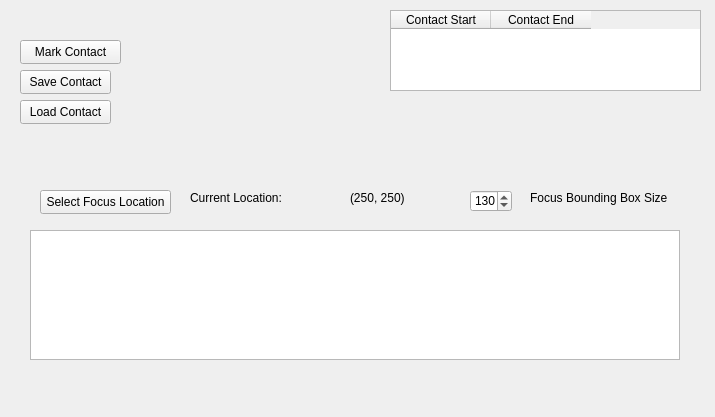
Qt form src/WhiskerToolbox/Whisker_Widget/contact_widget.ui (paulmthompson/WhiskerToolbox) before a commit.
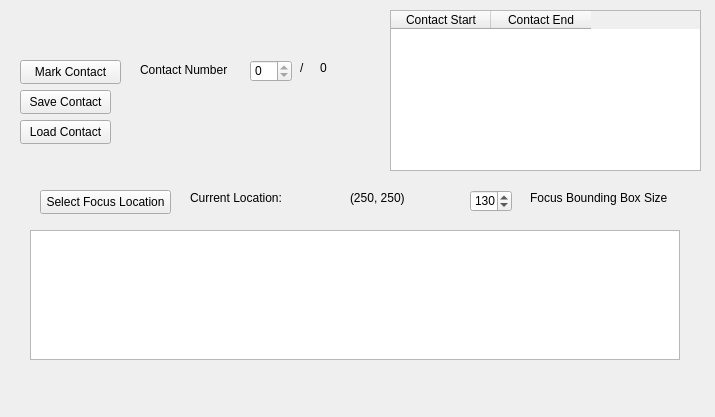
The same form after that commit.

Commit message: contact label

Diff of the .ui file:
```diff
--- a/src/WhiskerToolbox/Whisker_Widget/contact_widget.ui
+++ b/src/WhiskerToolbox/Whisker_Widget/contact_widget.ui
@@ -17,7 +17,7 @@
    <property name="geometry">
     <rect>
      <x>20</x>
-     <y>100</y>
+     <y>120</y>
      <width>91</width>
      <height>24</height>
     </rect>
@@ -30,7 +30,7 @@
    <property name="geometry">
     <rect>
      <x>20</x>
-     <y>70</y>
+     <y>90</y>
      <width>91</width>
      <height>24</height>
     </rect>
@@ -43,7 +43,7 @@
    <property name="geometry">
     <rect>
      <x>20</x>
-     <y>40</y>
+     <y>60</y>
      <width>101</width>
      <height>24</height>
     </rect>
@@ -58,7 +58,7 @@
      <x>390</x>
      <y>10</y>
      <width>311</width>
-     <height>81</height>
+     <height>161</height>
     </rect>
    </property>
    <column>
@@ -156,6 +156,58 @@
     <string>(250, 250)</string>
    </property>
   </widget>
+  <widget class="QSpinBox" name="contact_number">
+   <property name="geometry">
+    <rect>
+     <x>250</x>
+     <y>60</y>
+     <width>42</width>
+     <height>22</height>
+    </rect>
+   </property>
+   <property name="maximum">
+    <number>0</number>
+   </property>
+  </widget>
+  <widget class="QLabel" name="label_3">
+   <property name="geometry">
+    <rect>
+     <x>140</x>
+     <y>60</y>
+     <width>91</width>
+     <height>20</height>
+    </rect>
+   </property>
+   <property name="text">
+    <string>Contact Number</string>
+   </property>
+  </widget>
+  <widget class="QLabel" name="label_4">
+   <property name="geometry">
+    <rect>
+     <x>300</x>
+     <y>60</y>
+     <width>16</width>
+     <height>16</height>
+    </rect>
+   </property>
+   <property name="text">
+    <string>/</string>
+   </property>
+  </widget>
+  <widget class="QLabel" name="total_contact_label">
+   <property name="geometry">
+    <rect>
+     <x>320</x>
+     <y>60</y>
+     <width>61</width>
+     <height>16</height>
+    </rect>
+   </property>
+   <property name="text">
+    <string>0</string>
+   </property>
+  </widget>
  </widget>
  <resources/>
  <connections/>
```
The commit also changes 1 other file.
